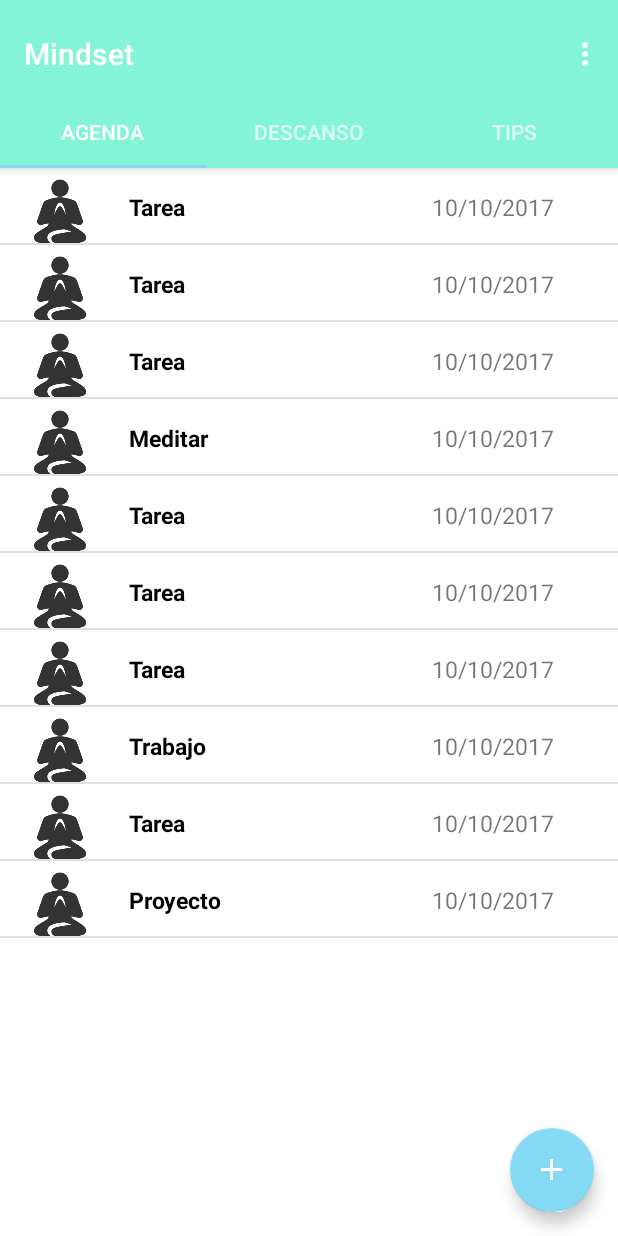
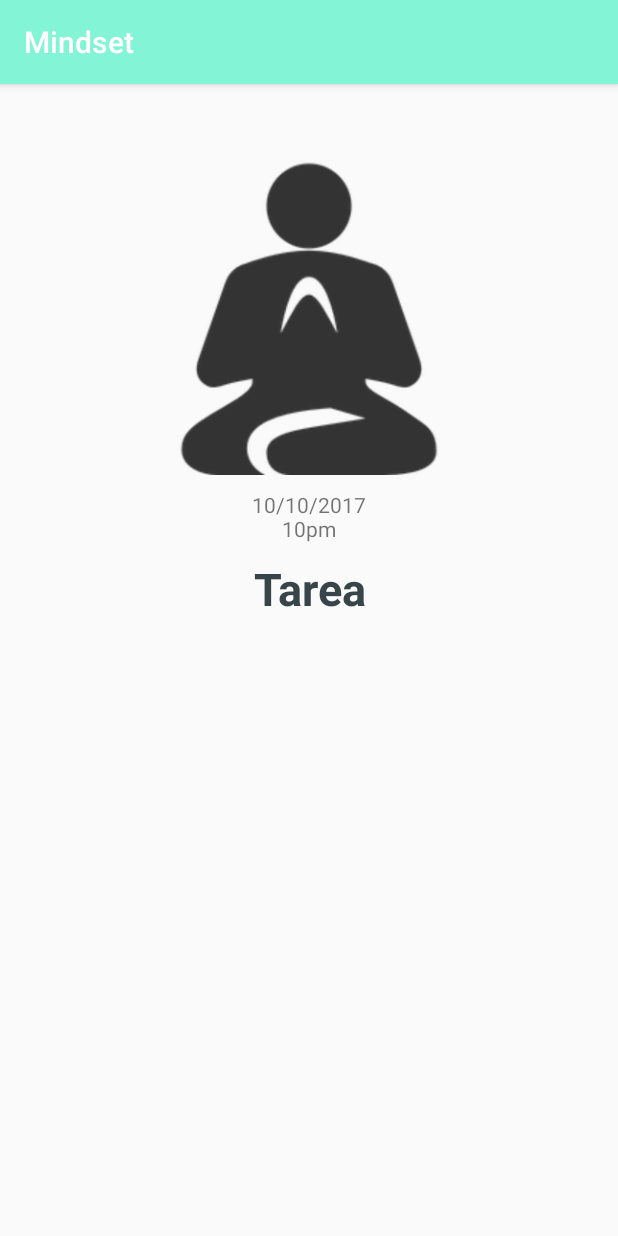
Before and after one commit to jvann/Mindset, an Android app: the MainActivity screen opened directly, with no data from a screen before it, after a tap on "Tarea", on a phone screen of 412 x 824 dp. Run offline under Robolectric (Android 15) with nearby library versions, the phone set to English and light mode, and no system bars.

Commit message:
EventDetail created and almost done.

```diff
--- a/Mindset/app/src/main/AndroidManifest.xml
+++ b/Mindset/app/src/main/AndroidManifest.xml
@@ -31,7 +31,8 @@
         <activity
             android:name=".SettingsActivity"
             android:label="@string/title_activity_settings" />
-        <activity android:name=".EventActivity"></activity>
+        <activity android:name=".EventActivity" />
+        <activity android:name=".EventDetail"></activity>
     </application>
 
 </manifest>
--- /dev/null
+++ b/Mindset/app/src/main/java/itesm/mx/mindset/EventDetail.java
@@ -0,0 +1,74 @@
+package itesm.mx.mindset;
+
+/**
+ * Created by Jibril on 11/9/17.
+ */
+
+import android.support.v7.app.AppCompatActivity;
+import android.os.Bundle;
+import android.util.Log;
+import android.widget.ImageView;
+import android.widget.TextView;
+
+import java.util.ArrayList;
+
+public class EventDetail extends AppCompatActivity {
+
+    private ArrayList<Event> eventList;
+
+    private ImageView ivPicture;
+    private TextView tvNameElectro;
+    private TextView tvDate;
+
+//    private EventsOperations dao;
+
+    private static String DEBUG_TAG = "EVENT_DETAIL";
+
+    @Override
+    protected void onCreate(Bundle savedInstanceState) {
+        super.onCreate(savedInstanceState);
+        setContentView(R.layout.activity_event_detail);
+
+        ivPicture = (ImageView) findViewById(R.id.image_event_detail);
+        tvNameElectro = (TextView) findViewById(R.id.text_detail_event);
+        tvDate = (TextView) findViewById(R.id.text_event_date);
+
+//        dao = new EventsOperations(this.getApplicationContext());
+//        dao.open();
+
+        eventList = MasterData.getInstance().getAllEvents();
+
+        Bundle data = getIntent().getExtras();
+        if (data != null) {
+            setViewDetail(data.getInt("position"));
+        }
+
+    }
+
+    private void setViewDetail(int position) {
+        ivPicture.setImageResource(eventList.get(MasterData.getInstance().getEvent(eventList.get(position).getName())).getPicture());
+        tvNameElectro.setText(eventList.get(position).getName());
+        tvDate.setText(eventList.get(position).getDate() + "\n" + eventList.get(position).getHour());
+    }
+
+
+    @Override
+    public void onStart() {
+        super.onStart();
+        Log.d(DEBUG_TAG, "onStart() has been called.");
+    }
+
+    @Override
+    public void onResume() {
+//        dao.open();
+        super.onResume();
+        Log.d(DEBUG_TAG, "onResume() has been called.");
+    }
+
+    @Override
+    public void onPause() {
+//        dao.close();
+        super.onPause();
+        Log.d(DEBUG_TAG, "onPause() has been called.");
+    }
+}
--- a/Mindset/app/src/main/java/itesm/mx/mindset/MainActivity.java
+++ b/Mindset/app/src/main/java/itesm/mx/mindset/MainActivity.java
@@ -12,13 +12,14 @@ import android.support.v4.app.FragmentManager;
 import android.support.v4.app.FragmentPagerAdapter;
 import android.support.v4.view.ViewPager;
 import android.os.Bundle;
+import android.util.Log;
 import android.view.LayoutInflater;
 import android.view.Menu;
 import android.view.MenuItem;
 import android.view.View;
 import android.view.ViewGroup;
 
-public class MainActivity extends AppCompatActivity {
+public class MainActivity extends AppCompatActivity implements OnItemClickedListener {
 
     /**
      * The {@link android.support.v4.view.PagerAdapter} that will provide
@@ -30,6 +31,7 @@ public class MainActivity extends AppCompatActivity {
      */
     private SectionsPagerAdapter mSectionsPagerAdapter;
     public static final boolean flag = true;
+    private static String DEBUG_TAG = "MAIN_ACTIVITY";
 
     /**
      * The {@link ViewPager} that will host the section contents.
@@ -92,6 +94,14 @@ public class MainActivity extends AppCompatActivity {
         return super.onOptionsItemSelected(item);
     }
 
+    @Override
+    public void onEventSelected(int position) {
+        Log.d(DEBUG_TAG, "Position Event: " + position);
+
+        Intent intent = new Intent(MainActivity.this, EventDetail.class);
+        intent.putExtra("position", position);
+        startActivity(intent);
+    }
     /**
      * A placeholder fragment containing a simple view.
      */
--- a/Mindset/app/src/main/java/itesm/mx/mindset/MasterData.java
+++ b/Mindset/app/src/main/java/itesm/mx/mindset/MasterData.java
@@ -56,6 +56,12 @@ public class MasterData {
         listEvents.add(event);
         event = new Event ("10/10/2017", "10pm", "Proyecto", R.drawable.samplemeditation);
         listEvents.add(event);
+        event = new Event ("10/10/2017", "10pm", "Proyecto", R.drawable.samplemeditation);
+        listEvents.add(event);
+        event = new Event ("10/10/2017", "10pm", "Proyecto", R.drawable.samplemeditation);
+        listEvents.add(event);
+        event = new Event ("10/10/2017", "10pm", "Proyecto", R.drawable.samplemeditation);
+        listEvents.add(event);
     }
 
     public ArrayList<Event> getAllEvents () {
--- /dev/null
+++ b/Mindset/app/src/main/res/layout/activity_event_detail.xml
@@ -0,0 +1,59 @@
+<?xml version="1.0" encoding="utf-8"?>
+<LinearLayout xmlns:android="http://schemas.android.com/apk/res/android"
+    xmlns:app="http://schemas.android.com/apk/res-auto"
+    xmlns:tools="http://schemas.android.com/tools"
+    android:layout_width="match_parent"
+    android:layout_height="match_parent"
+    android:orientation="vertical"
+    tools:context="itesm.mx.mindset.EventDetail">
+
+    <Space
+        android:layout_width="match_parent"
+        android:layout_height="15dp" />
+
+    <ImageView
+        android:id="@+id/image_event_detail"
+        android:layout_width="match_parent"
+        android:layout_height="245dp"
+        app:srcCompat="@drawable/samplemeditation"
+        tools:layout_editor_absoluteX="0dp"
+        tools:layout_editor_absoluteY="0dp" />
+
+    <Space
+        android:layout_width="match_parent"
+        android:layout_height="10dp"
+        tools:layout_editor_absoluteX="8dp"
+        tools:layout_editor_absoluteY="0dp" />
+
+    <TextView
+        android:id="@+id/text_event_date"
+        android:layout_width="match_parent"
+        android:layout_height="wrap_content"
+        android:text="Fecha"
+        android:textAlignment="center" />
+
+    <Space
+        android:layout_width="match_parent"
+        android:layout_height="10dp"
+        tools:layout_editor_absoluteX="8dp"
+        tools:layout_editor_absoluteY="0dp" />
+
+    <TextView
+        android:id="@+id/text_detail_event"
+        android:layout_width="match_parent"
+        android:layout_height="40dp"
+        android:text="Evento"
+        android:textAlignment="center"
+        android:textColor="@color/colorTextToolbar"
+        android:textSize="30sp"
+        android:textStyle="bold"
+        tools:layout_editor_absoluteX="8dp"
+        tools:layout_editor_absoluteY="0dp" />
+
+    <Space
+        android:layout_width="match_parent"
+        android:layout_height="10dp"
+        tools:layout_editor_absoluteX="8dp"
+        tools:layout_editor_absoluteY="0dp" />
+
+</LinearLayout>
--- a/Mindset/app/src/main/res/layout/fragment_calendar.xml
+++ b/Mindset/app/src/main/res/layout/fragment_calendar.xml
@@ -30,7 +30,7 @@
         <ListView
             android:id="@+id/list_events"
             android:layout_width="match_parent"
-            android:layout_height="match_parent" />
+            android:layout_height="500dp" />
     </LinearLayout>
 
 </FrameLayout>
--- a/Mindset/app/src/main/res/values/colors.xml
+++ b/Mindset/app/src/main/res/values/colors.xml
@@ -3,4 +3,6 @@
     <color name="colorPrimary">#84f4d6</color>
     <color name="colorPrimaryDark">#92fce0</color>
     <color name="colorAccent">#84daf4</color>
+    <color name="colorTextToolbar">#374449</color>
+    <color name="colorTextToolbarSecondary">#99abb2</color>
 </resources>
```
